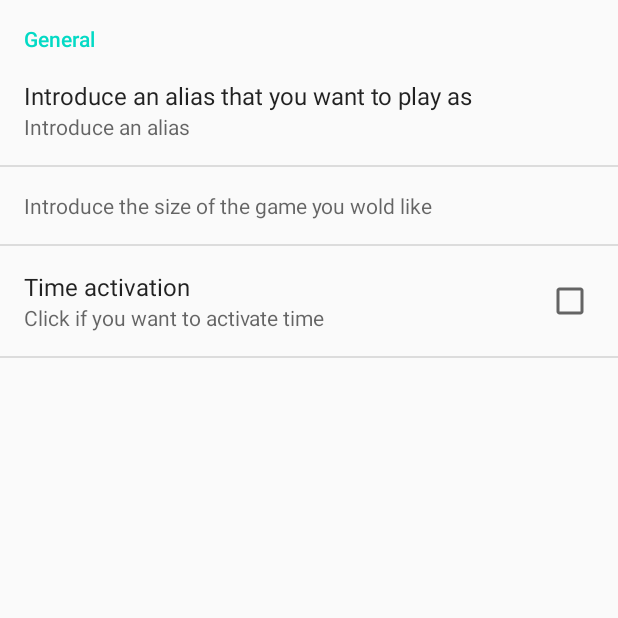
After one commit to Navy22junda/Connect4, an Android app: the Preferences screen opened directly, with no data from a screen before it, on a phone screen of 412 x 824 dp, the top half of it. The commit adds this screen. Run offline under Robolectric (Android 15) with nearby library versions, the phone set to English and light mode, and no system bars.

Commit message:
Done shared preference still not connected to game

```diff
--- a/App/app/src/main/AndroidManifest.xml
+++ b/App/app/src/main/AndroidManifest.xml
@@ -17,6 +17,7 @@
             </intent-filter>
         </activity>
         <activity android:name=".Activities.Help"></activity>
+        <activity android:name=".Activities.Preferences"></activity>
         <activity android:name=".Activities.Configuration"></activity>
         <activity android:name=".Activities.Results"></activity>
         <activity android:name=".Activities.ContainerFragments"></activity>
--- /dev/null
+++ b/App/app/src/main/java/com/example/connect4app/Activities/Preferences.java
@@ -0,0 +1,28 @@
+package com.example.connect4app.Activities;
+
+import android.os.Bundle;
+import android.preference.PreferenceActivity;
+import android.preference.PreferenceFragment;
+import android.preference.PreferenceManager;
+
+import com.example.connect4app.R;
+
+public class Preferences extends PreferenceActivity {
+
+    @Override
+    protected void onCreate(Bundle savedInstanceState) {
+        super.onCreate(savedInstanceState);
+        getFragmentManager().beginTransaction()
+                .replace(android.R.id.content, new OpcionesFragment()).commit();
+
+    }
+
+    public static class OpcionesFragment extends PreferenceFragment {
+        @Override
+        public void onCreate(Bundle savedInstaceState) {
+            super.onCreate(savedInstaceState);
+            addPreferencesFromResource(R.xml.shardepreferences);
+            PreferenceManager.setDefaultValues(getActivity(), R.xml.shardepreferences, false);
+        }
+    }
+}
--- /dev/null
+++ b/App/app/src/main/res/menu/configuration.xml
@@ -0,0 +1,5 @@
+<?xml version="1.0" encoding="utf-8"?>
+<menu xmlns:android="http://schemas.android.com/apk/res/android">
+    <item android:id="@+id/config"
+        android:title="Configuration" />
+</menu>
--- /dev/null
+++ b/App/app/src/main/res/values/arrays.xml
@@ -0,0 +1,13 @@
+<?xml version="1.0" encoding="utf-8"?>
+<resources>
+    <string-array name="size">
+        <item>5x5</item>
+        <item>6x6</item>
+        <item>7x7</item>
+    </string-array>
+    <string-array name="column">
+        <item>5</item>
+        <item>6</item>
+        <item>7</item>
+    </string-array>
+</resources>
--- /dev/null
+++ b/App/app/src/main/res/xml/shardepreferences.xml
@@ -0,0 +1,28 @@
+<?xml version="1.0" encoding="utf-8"?>
+<PreferenceScreen xmlns:android="http://schemas.android.com/apk/res/android">
+
+    <PreferenceCategory
+        android:title="General">
+        <EditTextPreference
+            android:dialogTitle="Indentity Alias"
+            android:inputType="text"
+            android:id="@id/alias"
+            android:key="@id/alias"
+            android:summary="Introduce an alias"
+            android:title="Introduce an alias that you want to play as"/>
+        <ListPreference
+            android:dialogTitle="Size of the game"
+            android:entries="@array/size"
+            android:entryValues="@array/column"
+            android:key="size"
+            android:summary="Introduce the size of the game you wold like"/>
+        <CheckBoxPreference
+            android:id="@id/time"
+            android:key="Time"
+            android:title="Time activation"
+            android:summary="Click if you want to activate time"
+            android:defaultValue="false"/>
+
+    </PreferenceCategory>
+
+</PreferenceScreen>
```
Also changed, not shown: App/app/src/main/java/com/example/connect4app/Activities/Configuration.java (+13 -0 lines), App/app/src/main/java/com/example/connect4app/Activities/MainActivity.java (+30 -0 lines).
